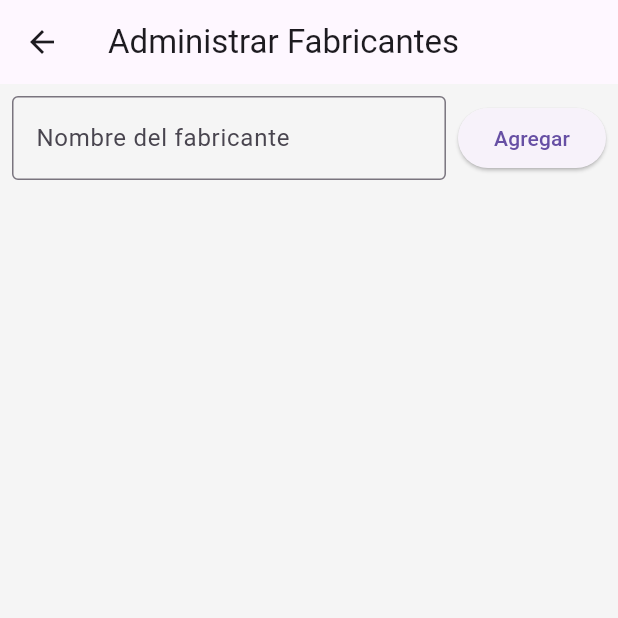
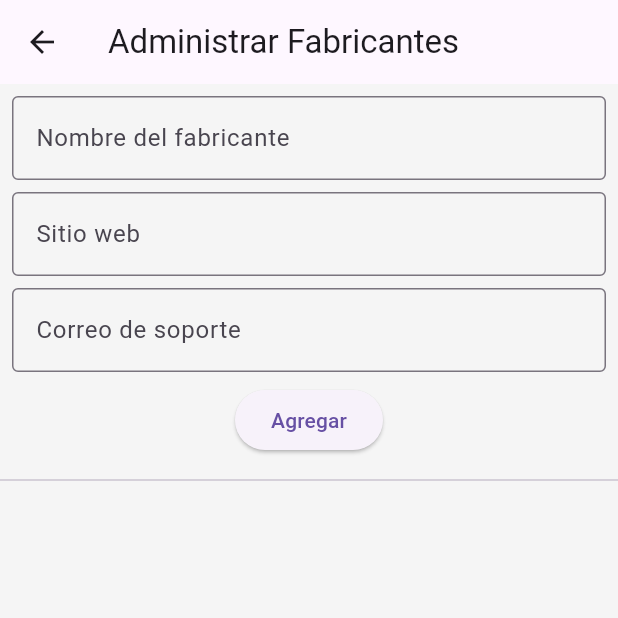
Before and after one commit to 1ACC0238-2510-358-BuildMaster/BuildMasterAdminApp, a Flutter app: the ManageManufacturersPage screen opened by its route, after a tap on "Agregar", on a phone screen of 412 x 824 dp, the top half of it. Run offline on Flutter 3.47's test engine with Material 3 defaults, Android fonts, the phone set to English and light mode, and no system bars; network calls fail.

Commit message:
crud methods for component and manufacturer
TODO: UPDATE FOR COMPONENT

```diff
--- a/lib/catalogue/data/models/component_model.dart
+++ b/lib/catalogue/data/models/component_model.dart
@@ -36,13 +36,12 @@ class ComponentModel {
 
   Map<String, dynamic> toJson() {
     return {
-      'id': id,
       'name': name,
       'type': type,
       'price': price,
       'specifications': specifications.toJson(),
-      'category': category.toJson(),
-      'manufacturer': manufacturer.toJson(),
+      'categoryId': category.id,
+      'manufacturerId': manufacturer.id,
     };
   }
 
--- a/lib/catalogue/data/repositories/catalogue_repository_impl.dart
+++ b/lib/catalogue/data/repositories/catalogue_repository_impl.dart
@@ -62,7 +62,9 @@ class CatalogueRepositoryImpl implements CatalogueRepository {
 
   @override
   Future<Manufacturer> createManufacturer(Manufacturer manufacturer) async {
-    return await manufacturerService.createManufacturer(manufacturer as ManufacturerModel);
+    final model = ManufacturerModel.fromEntity(manufacturer); // ✅ conversión correcta
+    final response = await manufacturerService.createManufacturer(model); // este debe retornar ManufacturerModel
+    return response.toEntity(); // lo conviertes de vuelta a entidad
   }
 
   @override
--- a/lib/catalogue/presentation/pages/manage_manufacturers_page.dart
+++ b/lib/catalogue/presentation/pages/manage_manufacturers_page.dart
@@ -12,6 +12,8 @@ class ManageManufacturersPage extends StatefulWidget {
 
 class _ManageManufacturersPageState extends State<ManageManufacturersPage> {
   final TextEditingController nameController = TextEditingController();
+  final TextEditingController websiteController = TextEditingController();
+  final TextEditingController supportEmailController = TextEditingController();
 
   @override
   Widget build(BuildContext context) {
@@ -23,32 +25,59 @@ class _ManageManufacturersPageState extends State<ManageManufacturersPage> {
         children: [
           Padding(
             padding: const EdgeInsets.all(8.0),
-            child: Row(
+            child: Column(
               children: [
-                Expanded(
-                  child: TextField(
-                    controller: nameController,
-                    decoration: const InputDecoration(
-                      labelText: 'Nombre del fabricante',
-                      border: OutlineInputBorder(),
-                    ),
+                TextField(
+                  controller: nameController,
+                  decoration: const InputDecoration(
+                    labelText: 'Nombre del fabricante',
+                    border: OutlineInputBorder(),
                   ),
                 ),
-                const SizedBox(width: 8),
+                const SizedBox(height: 8),
+                TextField(
+                  controller: websiteController,
+                  decoration: const InputDecoration(
+                    labelText: 'Sitio web',
+                    border: OutlineInputBorder(),
+                  ),
+                ),
+                const SizedBox(height: 8),
+                TextField(
+                  controller: supportEmailController,
+                  decoration: const InputDecoration(
+                    labelText: 'Correo de soporte',
+                    border: OutlineInputBorder(),
+                  ),
+                ),
+                const SizedBox(height: 8),
                 ElevatedButton(
                   onPressed: () async {
                     final name = nameController.text.trim();
-                    if (name.isNotEmpty) {
-                      final newManu = ManufacturerModel(id: 0, name: name);
-                      await provider.createManufacturer(newManu as String);
+                    final website = websiteController.text.trim();
+                    final email = supportEmailController.text.trim();
+
+                    if (name.isNotEmpty && website.isNotEmpty && email.isNotEmpty) {
+                      final newManu = ManufacturerModel(
+                        id: 0,
+                        name: name,
+                        website: website,
+                        supportEmail: email,
+                      ).toEntity();
+
+                      await provider.createManufacturer(newManu);
+
                       nameController.clear();
+                      websiteController.clear();
+                      supportEmailController.clear();
                     }
                   },
                   child: const Text('Agregar'),
-                )
+                ),
               ],
             ),
           ),
+          const Divider(),
           Expanded(
             child: ListView.builder(
               itemCount: provider.manufacturers.length,
@@ -56,6 +85,7 @@ class _ManageManufacturersPageState extends State<ManageManufacturersPage> {
                 final manu = provider.manufacturers[index];
                 return ListTile(
                   title: Text(manu.name),
+                  subtitle: Text('${manu.website} | ${manu.supportEmail}'),
                   trailing: IconButton(
                     icon: const Icon(Icons.delete, color: Colors.red),
                     onPressed: () => provider.deleteManufacturer(manu.id!),
--- a/lib/catalogue/presentation/providers/catalogue_provider.dart
+++ b/lib/catalogue/presentation/providers/catalogue_provider.dart
@@ -102,9 +102,9 @@ class CatalogueProvider extends ChangeNotifier {
     await fetchComponents();
     notifyListeners();
   }
-  Future<void> createManufacturer(String name) async {
-    await createManufacturerUseCase(name as Manufacturer);
-    manufacturers = await getManufacturersUseCase(); // recarga la lista
+  Future<void> createManufacturer(Manufacturer manufacturer) async {
+    await createManufacturerUseCase(manufacturer);
+    manufacturers = await getManufacturersUseCase();
     notifyListeners();
   }
 
```
Also changed, not shown: lib/catalogue/data/models/manufacturer_model.dart (+8 -1 lines).
